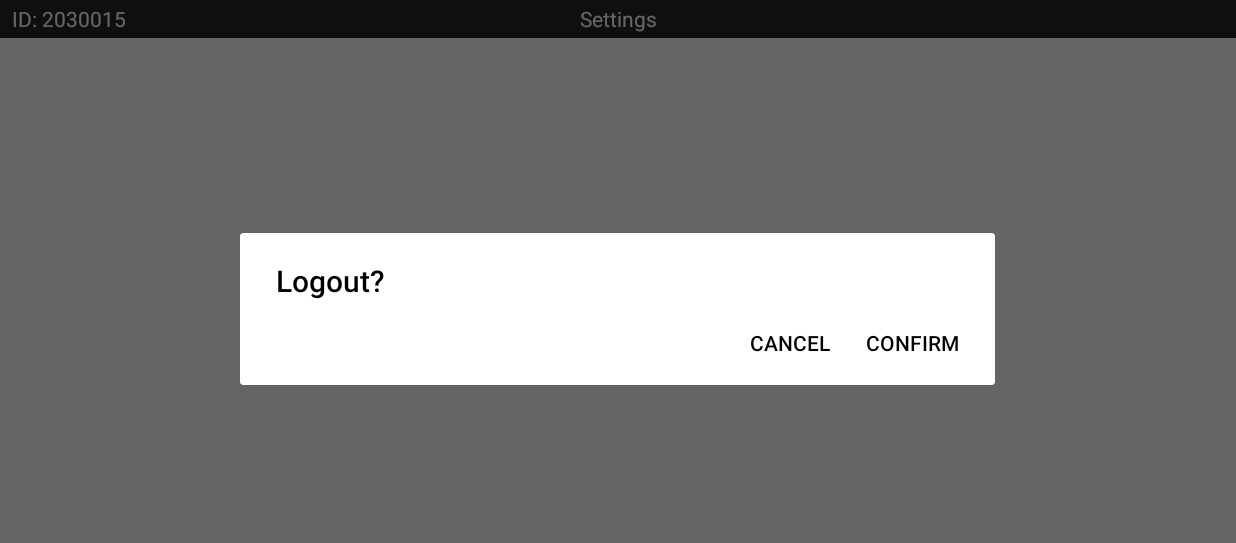
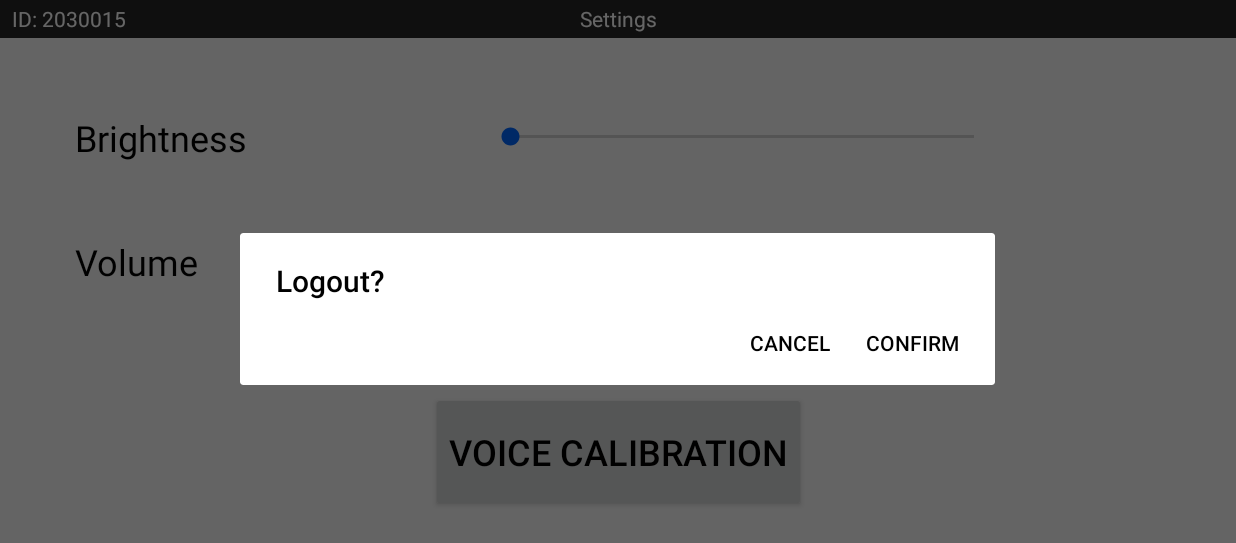
Before and after one commit to mclima123/SmartCop, an Android app: the SettingsMenu screen opened directly, with no data from a screen before it, after a tap on "ID: 2030015", on a phone screen of 824 x 412 dp (held sideways). Shown: the top 543 px of the screen. Run offline under Robolectric (Android 15) with nearby library versions, the phone set to English and light mode, and no system bars.

Commit message:
finished settings menu

```diff
--- a/app/src/main/java/com/example/marco/smartcop/SettingsMenu.java
+++ b/app/src/main/java/com/example/marco/smartcop/SettingsMenu.java
@@ -3,6 +3,7 @@ package com.example.marco.smartcop;
 import android.content.DialogInterface;
 import android.content.Intent;
 import android.os.Bundle;
+import android.speech.tts.Voice;
 import android.view.View;
 
 public class SettingsMenu extends SwipeDismissBaseActivity
@@ -16,7 +17,7 @@ public class SettingsMenu extends SwipeDismissBaseActivity
     }
 
     public void clickID(View view){
-        android.support.v7.app.AlertDialog diaBox = AskOption(); //mostra a opção de Eliminar
+        android.support.v7.app.AlertDialog diaBox = AskOption();
         diaBox.show();
     }
 
@@ -47,6 +48,24 @@ public class SettingsMenu extends SwipeDismissBaseActivity
                         dialog.dismiss();
                     }
                 })
+
+                .create();
+        return myQuittingDialogBox;
+    }
+
+    public void clickVoiceCalibration(View view) {
+        android.support.v7.app.AlertDialog diaBox = VoiceCalibrationPopUp();
+        diaBox.show();
+    }
+
+    private android.support.v7.app.AlertDialog VoiceCalibrationPopUp()
+    {
+        android.support.v7.app.AlertDialog myQuittingDialogBox = new android.support.v7.app.AlertDialog.Builder(this)
+                //set message, title, and icon
+                .setTitle("Repeat the following sentence")
+
+                .setMessage("\"SmartCop is awesome\"")
+
                 .create();
         return myQuittingDialogBox;
     }
--- a/app/src/main/res/layout/activity_settings_menu.xml
+++ b/app/src/main/res/layout/activity_settings_menu.xml
@@ -1,10 +1,9 @@
 <?xml version="1.0" encoding="utf-8"?>
 <android.support.constraint.ConstraintLayout xmlns:android="http://schemas.android.com/apk/res/android"
-    xmlns:app="http://schemas.android.com/apk/res-auto"
     xmlns:tools="http://schemas.android.com/tools"
     android:layout_width="match_parent"
     android:layout_height="match_parent"
-    tools:context="com.example.marco.smartcop.SettingsMenu">
+    xmlns:app="http://schemas.android.com/apk/res-auto">
 
     <View
         android:id="@+id/myRectangleView"
@@ -14,12 +13,13 @@
     </View>
 
     <TextView
+        android:id="@+id/textView19"
         android:layout_width="wrap_content"
         android:layout_height="0dp"
         android:layout_marginEnd="8dp"
         android:layout_marginStart="8dp"
+        android:gravity="center"
         android:text="Settings"
-        android:gravity="center"
         android:textColor="#ffffff"
         app:layout_constraintBottom_toBottomOf="@+id/myRectangleView"
         app:layout_constraintEnd_toEndOf="@+id/myRectangleView"
@@ -41,4 +41,60 @@
         app:layout_constraintTop_toTopOf="@+id/myRectangleView"
         app:layout_constraintVertical_bias="0.0" />
 
+    <TextView
+        android:id="@+id/textView18"
+        android:layout_width="wrap_content"
+        android:layout_height="wrap_content"
+        android:layout_marginStart="50dp"
+        android:layout_marginTop="50dp"
+        android:text="Brightness"
+        android:textSize="24sp"
+        app:layout_constraintStart_toStartOf="parent"
+        app:layout_constraintTop_toBottomOf="@+id/textView19" />
+
+    <TextView
+        android:id="@+id/textView20"
+        android:layout_width="wrap_content"
+        android:layout_height="wrap_content"
+        android:layout_marginTop="50dp"
+        android:text="Volume"
+        android:textSize="24sp"
+        app:layout_constraintStart_toStartOf="@+id/textView18"
+        app:layout_constraintTop_toBottomOf="@+id/textView18" />
+
+    <Button
+        android:id="@+id/button4"
+        android:layout_width="wrap_content"
+        android:layout_height="80dp"
+        android:layout_marginBottom="8dp"
+        android:layout_marginTop="8dp"
+        android:onClick="clickVoiceCalibration"
+        android:text="Voice Calibration"
+        android:textSize="24sp"
+        app:layout_constraintBottom_toBottomOf="parent"
+        app:layout_constraintEnd_toEndOf="parent"
+        app:layout_constraintStart_toStartOf="parent"
+        app:layout_constraintTop_toBottomOf="@+id/textView20" />
+
+    <SeekBar
+        android:id="@+id/seekBar"
+        android:layout_width="341dp"
+        android:layout_height="51dp"
+        app:layout_constraintBottom_toBottomOf="@+id/textView20"
+        app:layout_constraintStart_toStartOf="@+id/seekBar3"
+        app:layout_constraintTop_toTopOf="@+id/textView20" />
+
+    <SeekBar
+        android:id="@+id/seekBar3"
+        android:layout_width="341dp"
+        android:layout_height="51dp"
+        android:layout_marginBottom="8dp"
+        android:layout_marginEnd="8dp"
+        android:layout_marginStart="8dp"
+        android:layout_marginTop="8dp"
+        app:layout_constraintBottom_toBottomOf="@+id/textView18"
+        app:layout_constraintEnd_toEndOf="parent"
+        app:layout_constraintStart_toEndOf="@+id/textView18"
+        app:layout_constraintTop_toTopOf="@+id/textView18" />
+
 </android.support.constraint.ConstraintLayout>
```
